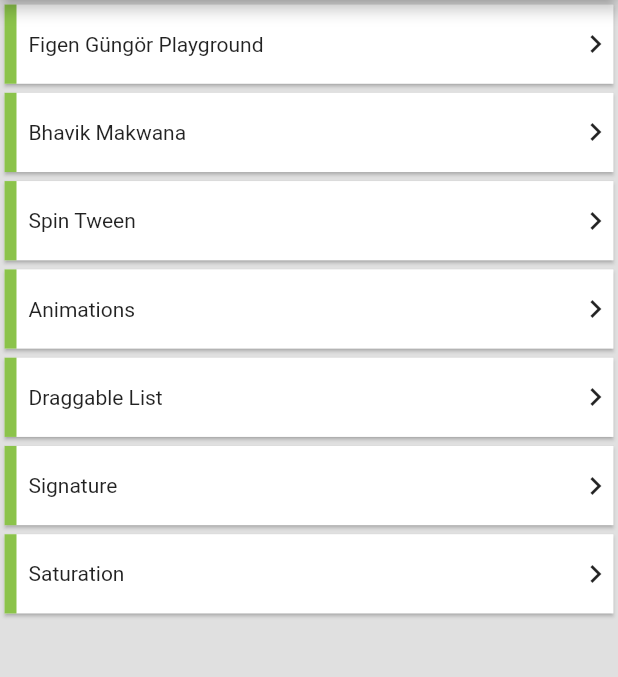
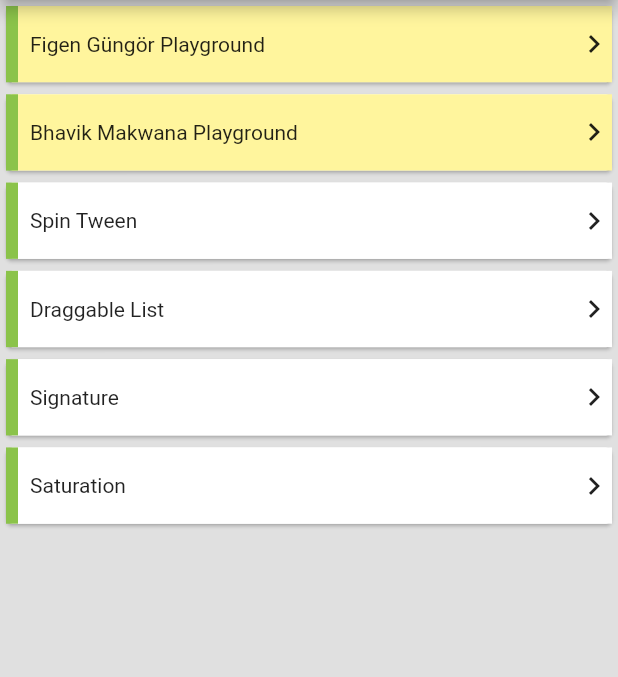
Before and after one commit to siliconsorcery/flutterpilot, a Flutter app: the screen it shows after launch, on a phone screen of 412 x 824 dp, the part 84-761 px from its top. Run offline on Flutter 3.47's test engine with Material 2 defaults, Android fonts, the phone set to English and light mode, and no system bars; our stand-ins replace cached_network_image, font_awesome_flutter, shared_preferences, transparent_image; missing offline and left inert: diagonal, dragable_flutter_list, read_more_text; Roboto replaces fonts that are missing (Roboto-Regular.ttf).

Commit message:
Add color background for card navigation

```diff
--- a/lib/examples/draggable_list.dart
+++ b/lib/examples/draggable_list.dart
@@ -7,7 +7,7 @@ void main() => runApp(MaterialApp(home: DraggableListExample()));
 class DraggableListExample extends StatelessWidget {
   DraggableListExample({
     Key key,
-    this.title = "Draggable List Example",
+    this.title = "Draggable List Playground",
   }): super(key: key);
   final String title;
 
--- a/lib/examples/signature.dart
+++ b/lib/examples/signature.dart
@@ -2,12 +2,12 @@ import 'package:flutter/material.dart';
 import 'package:vector_math/vector_math_64.dart' as vector;
 
 // https://stackoverflow.com/questions/46241071/create-signature-area-for-mobile-app-in-dart-flutter
-void main() => runApp(MaterialApp(home: SignatureExample(title: "Signature Example")));
+void main() => runApp(MaterialApp(home: SignatureExample()));
 
 class SignatureExample extends StatelessWidget {
   SignatureExample({
     Key key,
-    this.title = "",
+    this.title = "Signature Playground",
   }): super(key: key);
   final String title;
 
--- a/lib/main.dart
+++ b/lib/main.dart
@@ -40,20 +40,18 @@ class _MyHomePageState extends State<MyHomePage> {
   final List<Example> _exampleList = [
     Example(
       title: "Figen Güngör Playground",
+      color: Colors.yellow[200],
       child: FigenGungor(),
     ),
     Example(
-      title: "Bhavik Makwana",
+      title: "Bhavik Makwana Playground",
+      color: Colors.yellow[200],
       child: IBhavikMakwana(),
     ),
     Example(
       title: "Spin Tween",
       subtitle: "Raouf Rahiche",
       child: SpinTween(),
-    ),
-    Example(
-      title: "Animations",
-      child: AnimationExample(),
     ),
     Example(
       title: "Draggable List",
--- a/lib/mockups.dart
+++ b/lib/mockups.dart
@@ -1,16 +1,23 @@
 import 'package:flutter/material.dart';
 
 class Example {
-  Example({this.title, this.subtitle, this.child});
+  Example({
+    this.title,
+    this.subtitle,
+    this.color = Colors.white,
+    this.child,
+  });
   final String title;
   final String subtitle;
-  Widget child;
+  final Color color;
+  final Widget child;
 }
 
 class Examples extends StatelessWidget {
   Examples({
     Key key,
     @required this.list,
+    y
   }): super(key: key);
   final List<Example> list;
 
@@ -45,12 +52,19 @@ class ExampleTile extends StatelessWidget {
   @override
   Widget build(BuildContext context) {
     return Card(
-      margin: EdgeInsets.all(3.0),
-      shape: RoundedRectangleBorder(borderRadius: BorderRadius.circular(0.0)),
-      elevation: 1.0,
+      margin: EdgeInsets.all(4.0),
+      shape: RoundedRectangleBorder(borderRadius: BorderRadius.circular(4.0)),
+      child: InkWell(
+        onTap: () {
+          Navigator.push(
+            context, MaterialPageRoute(
+              builder: (context) => example.child,
+            ),
+          );
+        },
         child: Container(
           decoration: BoxDecoration(
-          // color: Colors.yellow,
+            color: example.color,
             // gradient: LinearGradient(colors: [Colors.yellow, Colors.red]),
             // image: DecorationImage(
             //   colorFilter: ColorFilter.mode(Colors.white.withAlpha(200), BlendMode.lighten),
@@ -64,14 +78,6 @@ class ExampleTile extends StatelessWidget {
               ),
             ),
           ),
-        child: InkWell(
-          onTap: () {
-            Navigator.push(
-              context, MaterialPageRoute(
-                builder: (context) => example.child,
-              ),
-            );
-          },
           child: Row(
             mainAxisAlignment: MainAxisAlignment.spaceEvenly,
             crossAxisAlignment: CrossAxisAlignment.center,
```
Also changed, not shown: lib/examples/saturation.dart (+2 -9 lines), lib/examples/spin_tween.dart (+6 -1 lines). Lines whose indentation alone changed are shown as unchanged.
